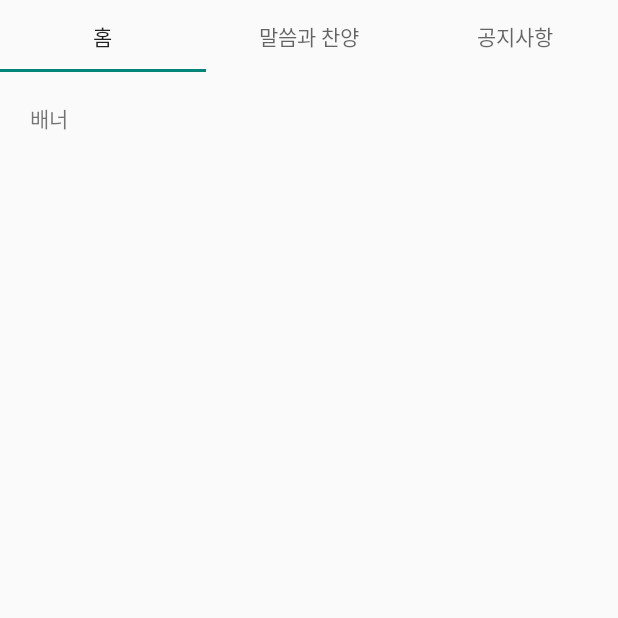
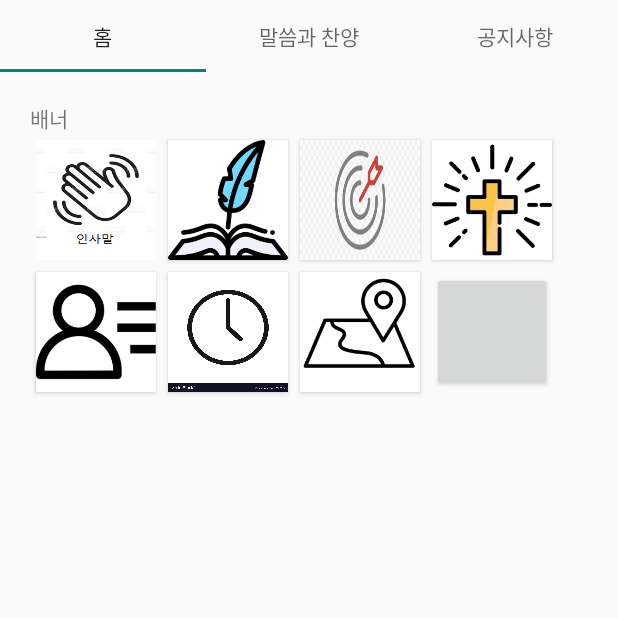
Before and after one commit to KIMHAUN/kbbbc_20211227, an Android app: the screen it shows after launch (MainActivity), on a phone screen of 412 x 824 dp, the top half of it. Run offline under Robolectric (Android 15) with nearby library versions, the phone set to English and light mode, and no system bars.

Commit message:
이미지 버튼들 생성

```diff
--- a/app/src/main/res/layout/fragment_home.xml
+++ b/app/src/main/res/layout/fragment_home.xml
@@ -11,6 +11,76 @@
         android:layout_height="wrap_content"
         android:text="배너"/>
 
+    <GridLayout
+        android:layout_width="match_parent"
+        android:layout_height="wrap_content"
+        android:columnCount="4"
+        android:rowCount="2"
+        android:useDefaultMargins="true"
+        ><Space />
+
+        <!--인사말-->
+
+        <Button
+            android:id="@+id/greetings"
+            android:layout_width="80dp"
+            android:layout_height="80dp"
+            android:layout_row="0"
+            android:layout_column="0"
+            android:padding="5dp"
+            android:background="@drawable/greetings_icon" />
+
+        <Button
+            android:id="@+id/history"
+            android:background="@drawable/history_icon"
+            android:layout_width="80dp"
+            android:layout_height="80dp"
+            android:padding="5dp"
+            />
+
+        <Button
+            android:id="@+id/vision"
+            android:background="@drawable/vision_icon"
+            android:layout_width="80dp"
+            android:layout_height="80dp"
+            android:padding="5dp"
+            />
+
+        <Button
+            android:id="@+id/faith"
+            android:background="@drawable/faith_icon"
+            android:layout_width="80dp"
+            android:layout_height="80dp"
+            />
+        <Button
+            android:id="@+id/profiles"
+            android:background="@drawable/profiles_icon"
+            android:layout_width="80dp"
+            android:layout_height="80dp"
+            />
+
+        <Button
+            android:id="@+id/timetable"
+            android:background="@drawable/timetable_icon"
+            android:layout_width="80dp"
+            android:layout_height="80dp"
+            />
+        <Button
+            android:id="@+id/map"
+            android:background="@drawable/map_icon"
+            android:layout_width="80dp"
+            android:layout_height="80dp"
+            />
+
+        <Button
+            android:id="@+id/love"
+
+            android:layout_width="80dp"
+            android:layout_height="80dp"
+            />
+
+    </GridLayout>
+
 
 
 </LinearLayout>
```
Also changed, not shown: app/src/main/res/drawable/faith_icon.png (added), app/src/main/res/drawable/greetings.png (added), app/src/main/res/drawable/greetings_icon.png (added), app/src/main/res/drawable/history_icon.png (added), app/src/main/res/drawable/logo.png (added), app/src/main/res/drawable/map.png (added), app/src/main/res/drawable/map_icon.png (added), app/src/main/res/drawable/profiles.png (added), app/src/main/res/drawable/profiles_icon.png (added), app/src/main/res/drawable/timetable.png (added), app/src/main/res/drawable/timetable_icon.jpg (added), app/src/main/res/drawable/vision_icon.png (added), 3 other files.
